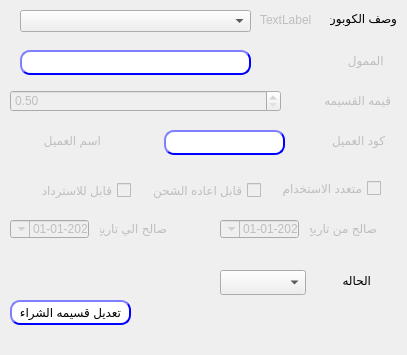
Old version of the form presentation/voucher_ui/stoppedVoucher.ui in the repository shymaa123456/HyperPOS2020.
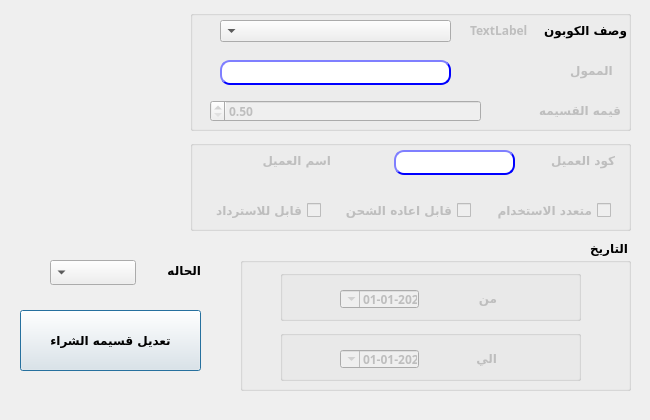
New version of the form.

Commit message: finalize Coupon Design Style 7/12 comments

What changed in the file:
```diff
--- a/presentation/voucher_ui/stoppedVoucher.ui
+++ b/presentation/voucher_ui/stoppedVoucher.ui
@@ -6,91 +6,67 @@
    <rect>
     <x>0</x>
     <y>0</y>
-    <width>407</width>
-    <height>355</height>
+    <width>650</width>
+    <height>420</height>
    </rect>
   </property>
+  <property name="minimumSize">
+   <size>
+    <width>650</width>
+    <height>420</height>
+   </size>
+  </property>
+  <property name="maximumSize">
+   <size>
+    <width>650</width>
+    <height>420</height>
+   </size>
+  </property>
   <property name="windowTitle">
    <string>أيقاف / تفعيل الكوبون</string>
   </property>
   <widget class="QPushButton" name="BTN_modifyCoupon">
    <property name="geometry">
     <rect>
-     <x>10</x>
-     <y>300</y>
-     <width>121</width>
-     <height>25</height>
+     <x>20</x>
+     <y>310</y>
+     <width>181</width>
+     <height>61</height>
     </rect>
    </property>
+   <property name="font">
+    <font>
+     <family>29LT Bukra Regular</family>
+     <weight>75</weight>
+     <bold>true</bold>
+    </font>
+   </property>
+   <property name="layoutDirection">
+    <enum>Qt::RightToLeft</enum>
+   </property>
    <property name="styleSheet">
-    <string notr="true">QPushButton{
-                                        background-color: white;
-                                        border-style: outset;
-                                        border-width: 2px;
-                                        border-radius: 10px;
-                                        border-color: blue;
-                                        min-width: 6em;
-                                        }
-                                        QPushButton:hover {
-                                        background: qradialgradient(
-                                        cx: 0.3, cy: -0.4, fx: 0.3, fy: -0.4,
-                                        radius: 1.35, stop: 0 #fff, stop: 1 #bbb
-                                        );
-                                        }
-                                        QPushButton:pressed {
-                                        border-style: inset;
-                                        background: qradialgradient(
-                                        cx: 0.4, cy: -0.1, fx: 0.4, fy: -0.1,
-                                        radius: 1.35, stop: 0 #fff, stop: 1 #ddd
-                                        );
-                                        }
-                                    </string>
+    <string notr="true"/>
    </property>
    <property name="text">
     <string>تعديل قسيمه الشراء</string>
    </property>
   </widget>
-  <widget class="QDateTimeEdit" name="Qdate_from">
-   <property name="enabled">
-    <bool>false</bool>
-   </property>
-   <property name="geometry">
-    <rect>
-     <x>220</x>
-     <y>220</y>
-     <width>79</width>
-     <height>18</height>
-    </rect>
-   </property>
-   <property name="layoutDirection">
-    <enum>Qt::RightToLeft</enum>
-   </property>
-   <property name="minimumDateTime">
-    <datetime>
-     <hour>0</hour>
-     <minute>0</minute>
-     <second>0</second>
-     <year>2020</year>
-     <month>1</month>
-     <day>1</day>
-    </datetime>
-   </property>
-   <property name="displayFormat">
-    <string>yyyy-MM-dd</string>
-   </property>
-   <property name="calendarPopup">
-    <bool>true</bool>
-   </property>
-  </widget>
   <widget class="QLabel" name="desc">
    <property name="geometry">
     <rect>
-     <x>330</x>
-     <y>10</y>
-     <width>67</width>
-     <height>17</height>
+     <x>536</x>
+     <y>20</y>
+     <width>91</width>
+     <height>20</height>
     </rect>
    </property>
+   <property name="font">
+    <font>
+     <family>29LT Bukra Regular</family>
+     <weight>75</weight>
+     <bold>true</bold>
+    </font>
+   </property>
    <property name="layoutDirection">
     <enum>Qt::RightToLeft</enum>
    </property>
@@ -98,66 +74,28 @@
     <string>وصف الكوبون</string>
    </property>
   </widget>
-  <widget class="QDateTimeEdit" name="Qdate_to">
-   <property name="enabled">
-    <bool>false</bool>
-   </property>
-   <property name="geometry">
-    <rect>
-     <x>10</x>
-     <y>220</y>
-     <width>79</width>
-     <height>18</height>
-    </rect>
-   </property>
-   <property name="layoutDirection">
-    <enum>Qt::RightToLeft</enum>
-   </property>
-   <property name="minimumDateTime">
-    <datetime>
-     <hour>0</hour>
-     <minute>0</minute>
-     <second>0</second>
-     <year>2020</year>
-     <month>1</month>
-     <day>1</day>
-    </datetime>
-   </property>
-   <property name="displayFormat">
-    <string>yyyy-MM-dd</string>
-   </property>
-   <property name="calendarPopup">
-    <bool>true</bool>
-   </property>
-  </widget>
-  <widget class="QLabel" name="desc_3">
-   <property name="enabled">
-    <bool>false</bool>
-   </property>
-   <property name="geometry">
-    <rect>
-     <x>310</x>
-     <y>220</y>
-     <width>67</width>
-     <height>17</height>
-    </rect>
-   </property>
-   <property name="text">
-    <string>صالح من تاريخ</string>
-   </property>
-  </widget>
   <widget class="QComboBox" name="CMB_CouponStatus">
    <property name="enabled">
     <bool>true</bool>
    </property>
    <property name="geometry">
     <rect>
-     <x>220</x>
-     <y>270</y>
+     <x>50</x>
+     <y>260</y>
      <width>86</width>
      <height>25</height>
     </rect>
    </property>
+   <property name="font">
+    <font>
+     <family>29LT Bukra Regular</family>
+     <weight>75</weight>
+     <bold>true</bold>
+    </font>
+   </property>
+   <property name="layoutDirection">
+    <enum>Qt::RightToLeft</enum>
+   </property>
   </widget>
   <widget class="QLabel" name="labe_id">
    <property name="enabled">
@@ -165,12 +103,22 @@
    </property>
    <property name="geometry">
     <rect>
-     <x>260</x>
-     <y>10</y>
+     <x>470</x>
+     <y>20</y>
      <width>61</width>
      <height>20</height>
     </rect>
    </property>
+   <property name="font">
+    <font>
+     <family>29LT Bukra Regular</family>
+     <weight>75</weight>
+     <bold>true</bold>
+    </font>
+   </property>
+   <property name="layoutDirection">
+    <enum>Qt::RightToLeft</enum>
+   </property>
    <property name="text">
     <string>TextLabel</string>
    </property>
@@ -178,47 +126,45 @@
   <widget class="QComboBox" name="CMB_CouponDes">
    <property name="geometry">
     <rect>
-     <x>20</x>
-     <y>10</y>
+     <x>220</x>
+     <y>20</y>
      <width>231</width>
      <height>22</height>
     </rect>
    </property>
+   <property name="font">
+    <font>
+     <family>29LT Bukra Regular</family>
+     <weight>75</weight>
+     <bold>true</bold>
+    </font>
+   </property>
+   <property name="layoutDirection">
+    <enum>Qt::RightToLeft</enum>
+   </property>
    <property name="editable">
     <bool>false</bool>
    </property>
   </widget>
-  <widget class="QLabel" name="desc_4">
-   <property name="enabled">
-    <bool>false</bool>
-   </property>
-   <property name="geometry">
-    <rect>
-     <x>100</x>
-     <y>220</y>
-     <width>67</width>
-     <height>17</height>
-    </rect>
-   </property>
-   <property name="layoutDirection">
-    <enum>Qt::RightToLeft</enum>
-   </property>
-   <property name="text">
-    <string>صالح الي تاريخ</string>
-   </property>
-  </widget>
   <widget class="QLabel" name="label_2">
    <property name="enabled">
     <bool>true</bool>
    </property>
    <property name="geometry">
     <rect>
-     <x>330</x>
-     <y>270</y>
+     <x>160</x>
+     <y>260</y>
      <width>41</width>
      <height>20</height>
     </rect>
    </property>
+   <property name="font">
+    <font>
+     <family>29LT Bukra Regular</family>
+     <weight>75</weight>
+     <bold>true</bold>
+    </font>
+   </property>
    <property name="layoutDirection">
     <enum>Qt::RightToLeft</enum>
    </property>
@@ -232,12 +178,19 @@
    </property>
    <property name="geometry">
     <rect>
-     <x>20</x>
-     <y>180</y>
+     <x>210</x>
+     <y>200</y>
      <width>111</width>
      <height>20</height>
     </rect>
    </property>
+   <property name="font">
+    <font>
+     <family>29LT Bukra Regular</family>
+     <weight>75</weight>
+     <bold>true</bold>
+    </font>
+   </property>
    <property name="layoutDirection">
     <enum>Qt::RightToLeft</enum>
    </property>
@@ -251,12 +204,19 @@
    </property>
    <property name="geometry">
     <rect>
-     <x>304</x>
-     <y>130</y>
+     <x>534</x>
+     <y>150</y>
      <width>81</width>
      <height>21</height>
     </rect>
    </property>
+   <property name="font">
+    <font>
+     <family>29LT Bukra Regular</family>
+     <weight>75</weight>
+     <bold>true</bold>
+    </font>
+   </property>
    <property name="layoutDirection">
     <enum>Qt::RightToLeft</enum>
    </property>
@@ -270,12 +230,19 @@
    </property>
    <property name="geometry">
     <rect>
-     <x>280</x>
-     <y>180</y>
-     <width>101</width>
-     <height>17</height>
+     <x>480</x>
+     <y>200</y>
+     <width>131</width>
+     <height>20</height>
     </rect>
    </property>
+   <property name="font">
+    <font>
+     <family>29LT Bukra Regular</family>
+     <weight>75</weight>
+     <bold>true</bold>
+    </font>
+   </property>
    <property name="layoutDirection">
     <enum>Qt::RightToLeft</enum>
    </property>
@@ -289,12 +256,19 @@
    </property>
    <property name="geometry">
     <rect>
-     <x>150</x>
-     <y>180</y>
-     <width>111</width>
+     <x>340</x>
+     <y>200</y>
+     <width>131</width>
      <height>20</height>
     </rect>
    </property>
+   <property name="font">
+    <font>
+     <family>29LT Bukra Regular</family>
+     <weight>75</weight>
+     <bold>true</bold>
+    </font>
+   </property>
    <property name="layoutDirection">
     <enum>Qt::RightToLeft</enum>
    </property>
@@ -308,12 +282,22 @@
    </property>
    <property name="geometry">
     <rect>
-     <x>300</x>
-     <y>90</y>
+     <x>530</x>
+     <y>100</y>
      <width>91</width>
      <height>21</height>
     </rect>
    </property>
+   <property name="font">
+    <font>
+     <family>29LT Bukra Regular</family>
+     <weight>75</weight>
+     <bold>true</bold>
+    </font>
+   </property>
+   <property name="layoutDirection">
+    <enum>Qt::RightToLeft</enum>
+   </property>
    <property name="text">
     <string>قيمه القسيمه</string>
    </property>
@@ -324,12 +308,22 @@
    </property>
    <property name="geometry">
     <rect>
-     <x>10</x>
-     <y>90</y>
+     <x>210</x>
+     <y>100</y>
      <width>271</width>
      <height>22</height>
     </rect>
    </property>
+   <property name="font">
+    <font>
+     <family>29LT Bukra Regular</family>
+     <weight>75</weight>
+     <bold>true</bold>
+    </font>
+   </property>
+   <property name="layoutDirection">
+    <enum>Qt::RightToLeft</enum>
+   </property>
    <property name="styleSheet">
     <string notr="true"/>
    </property>
@@ -343,12 +337,22 @@
    </property>
    <property name="geometry">
     <rect>
-     <x>164</x>
-     <y>130</y>
+     <x>394</x>
+     <y>150</y>
      <width>121</width>
      <height>25</height>
     </rect>
    </property>
+   <property name="font">
+    <font>
+     <family>29LT Bukra Regular</family>
+     <weight>75</weight>
+     <bold>true</bold>
+    </font>
+   </property>
+   <property name="layoutDirection">
+    <enum>Qt::RightToLeft</enum>
+   </property>
    <property name="styleSheet">
     <string notr="true">QLineEdit{
                                         background-color: white;
@@ -380,12 +384,19 @@
    </property>
    <property name="geometry">
     <rect>
-     <x>10</x>
-     <y>130</y>
+     <x>240</x>
+     <y>150</y>
      <width>91</width>
      <height>21</height>
     </rect>
    </property>
+   <property name="font">
+    <font>
+     <family>29LT Bukra Regular</family>
+     <weight>75</weight>
+     <bold>true</bold>
+    </font>
+   </property>
    <property name="layoutDirection">
     <enum>Qt::RightToLeft</enum>
    </property>
@@ -399,12 +410,19 @@
    </property>
    <property name="geometry">
     <rect>
-     <x>320</x>
-     <y>50</y>
+     <x>550</x>
+     <y>60</y>
      <width>67</width>
      <height>21</height>
     </rect>
    </property>
+   <property name="font">
+    <font>
+     <family>29LT Bukra Regular</family>
+     <weight>75</weight>
+     <bold>true</bold>
+    </font>
+   </property>
    <property name="layoutDirection">
     <enum>Qt::RightToLeft</enum>
    </property>
@@ -418,12 +436,22 @@
    </property>
    <property name="geometry">
     <rect>
-     <x>20</x>
-     <y>50</y>
+     <x>220</x>
+     <y>60</y>
      <width>231</width>
      <height>25</height>
     </rect>
    </property>
+   <property name="font">
+    <font>
+     <family>29LT Bukra Regular</family>
+     <weight>75</weight>
+     <bold>true</bold>
+    </font>
+   </property>
+   <property name="layoutDirection">
+    <enum>Qt::RightToLeft</enum>
+   </property>
    <property name="styleSheet">
     <string notr="true">QLineEdit{
                                         background-color: white;
@@ -449,6 +477,272 @@
                                     </string>
    </property>
   </widget>
+  <widget class="QGroupBox" name="groupBox">
+   <property name="geometry">
+    <rect>
+     <x>190</x>
+     <y>10</y>
+     <width>441</width>
+     <height>121</height>
+    </rect>
+   </property>
+   <property name="font">
+    <font>
+     <family>29LT Bukra Regular</family>
+     <weight>75</weight>
+     <bold>true</bold>
+    </font>
+   </property>
+   <property name="layoutDirection">
+    <enum>Qt::RightToLeft</enum>
+   </property>
+   <property name="title">
+    <string/>
+   </property>
+  </widget>
+  <widget class="QGroupBox" name="groupBox_2">
+   <property name="geometry">
+    <rect>
+     <x>190</x>
+     <y>140</y>
+     <width>441</width>
+     <height>91</height>
+    </rect>
+   </property>
+   <property name="font">
+    <font>
+     <family>29LT Bukra Regular</family>
+     <weight>75</weight>
+     <bold>true</bold>
+    </font>
+   </property>
+   <property name="layoutDirection">
+    <enum>Qt::RightToLeft</enum>
+   </property>
+   <property name="title">
+    <string/>
+   </property>
+  </widget>
+  <widget class="QGroupBox" name="groupBox_3">
+   <property name="geometry">
+    <rect>
+     <x>240</x>
+     <y>240</y>
+     <width>391</width>
+     <height>151</height>
+    </rect>
+   </property>
+   <property name="font">
+    <font>
+     <family>29LT Bukra Regular</family>
+     <weight>75</weight>
+     <bold>true</bold>
+    </font>
+   </property>
+   <property name="layoutDirection">
+    <enum>Qt::RightToLeft</enum>
+   </property>
+   <property name="title">
+    <string>التاريخ</string>
+   </property>
+  </widget>
+  <widget class="QGroupBox" name="groupBox_4">
+   <property name="geometry">
+    <rect>
+     <x>280</x>
+     <y>330</y>
+     <width>301</width>
+     <height>51</height>
+    </rect>
+   </property>
+   <property name="font">
+    <font>
+     <family>29LT Bukra Regular</family>
+     <weight>75</weight>
+     <bold>true</bold>
+    </font>
+   </property>
+   <property name="layoutDirection">
+    <enum>Qt::RightToLeft</enum>
+   </property>
+   <property name="title">
+    <string/>
+   </property>
+   <widget class="QLabel" name="desc_4">
+    <property name="enabled">
+     <bool>false</bool>
+    </property>
+    <property name="geometry">
+     <rect>
+      <x>150</x>
+      <y>20</y>
+      <width>67</width>
+      <height>17</height>
+     </rect>
+    </property>
+    <property name="font">
+     <font>
+      <family>29LT Bukra Regular</family>
+      <weight>75</weight>
+      <bold>true</bold>
+     </font>
+    </property>
+    <property name="layoutDirection">
+     <enum>Qt::RightToLeft</enum>
+    </property>
+    <property name="text">
+     <string>الي</string>
+    </property>
+   </widget>
+   <widget class="QDateTimeEdit" name="Qdate_to">
+    <property name="enabled">
+     <bool>false</bool>
+    </property>
+    <property name="geometry">
+     <rect>
+      <x>60</x>
+      <y>20</y>
+      <width>79</width>
+      <height>18</height>
+     </rect>
+    </property>
+    <property name="font">
+     <font>
+      <family>29LT Bukra Regular</family>
+      <weight>75</weight>
+      <bold>true</bold>
+     </font>
+    </property>
+    <property name="layoutDirection">
+     <enum>Qt::RightToLeft</enum>
+    </property>
+    <property name="minimumDateTime">
+     <datetime>
+      <hour>0</hour>
+      <minute>0</minute>
+      <second>0</second>
+      <year>2020</year>
+      <month>1</month>
+      <day>1</day>
+     </datetime>
+    </property>
+    <property name="displayFormat">
+     <string>yyyy-MM-dd</string>
+    </property>
+    <property name="calendarPopup">
+     <bool>true</bool>
+    </property>
+   </widget>
+  </widget>
+  <widget class="QGroupBox" name="groupBox_5">
+   <property name="geometry">
+    <rect>
+     <x>280</x>
+     <y>270</y>
+     <width>301</width>
+     <height>51</height>
+    </rect>
+   </property>
+   <property name="font">
+    <font>
+     <family>29LT Bukra Regular</family>
+     <weight>75</weight>
+     <bold>true</bold>
+    </font>
+   </property>
+   <property name="layoutDirection">
+    <enum>Qt::RightToLeft</enum>
+   </property>
+   <property name="title">
+    <string/>
+   </property>
+   <widget class="QLabel" name="desc_3">
+    <property name="enabled">
+     <bool>false</bool>
+    </property>
+    <property name="geometry">
+     <rect>
+      <x>150</x>
+      <y>20</y>
+      <width>67</width>
+      <height>17</height>
+     </rect>
+    </property>
+    <property name="font">
+     <font>
+      <family>29LT Bukra Regular</family>
+      <weight>75</weight>
+      <bold>true</bold>
+     </font>
+    </property>
+    <property name="layoutDirection">
+     <enum>Qt::RightToLeft</enum>
+    </property>
+    <property name="text">
+     <string>من</string>
+    </property>
+   </widget>
+   <widget class="QDateTimeEdit" name="Qdate_from">
+    <property name="enabled">
+     <bool>false</bool>
+    </property>
+    <property name="geometry">
+     <rect>
+      <x>60</x>
+      <y>20</y>
+      <width>79</width>
+      <height>18</height>
+     </rect>
+    </property>
+    <property name="font">
+     <font>
+      <family>29LT Bukra Regular</family>
+      <weight>75</weight>
+      <bold>true</bold>
+     </font>
+    </property>
+    <property name="layoutDirection">
+     <enum>Qt::RightToLeft</enum>
+    </property>
+    <property name="minimumDateTime">
+     <datetime>
+      <hour>0</hour>
+      <minute>0</minute>
+      <second>0</second>
+      <year>2020</year>
+      <month>1</month>
+      <day>1</day>
+     </datetime>
+    </property>
+    <property name="displayFormat">
+     <string>yyyy-MM-dd</string>
+    </property>
+    <property name="calendarPopup">
+     <bool>true</bool>
+    </property>
+   </widget>
+  </widget>
+  <zorder>groupBox_2</zorder>
+  <zorder>groupBox</zorder>
+  <zorder>BTN_modifyCoupon</zorder>
+  <zorder>desc</zorder>
+  <zorder>CMB_CouponStatus</zorder>
+  <zorder>labe_id</zorder>
+  <zorder>CMB_CouponDes</zorder>
+  <zorder>label_2</zorder>
+  <zorder>checkBox_refundable</zorder>
+  <zorder>desc_11</zorder>
+  <zorder>checkBox_Multi</zorder>
+  <zorder>checkBox_rechange</zorder>
+  <zorder>label</zorder>
+  <zorder>LE_desc_2</zorder>
+  <zorder>LE_desc_5</zorder>
+  <zorder>desc_13</zorder>
+  <zorder>desc_9</zorder>
+  <zorder>LE_desc_6</zorder>
+  <zorder>groupBox_3</zorder>
+  <zorder>groupBox_4</zorder>
+  <zorder>groupBox_5</zorder>
  </widget>
  <resources/>
  <connections/>
```
The commit also changes 86 other files.
